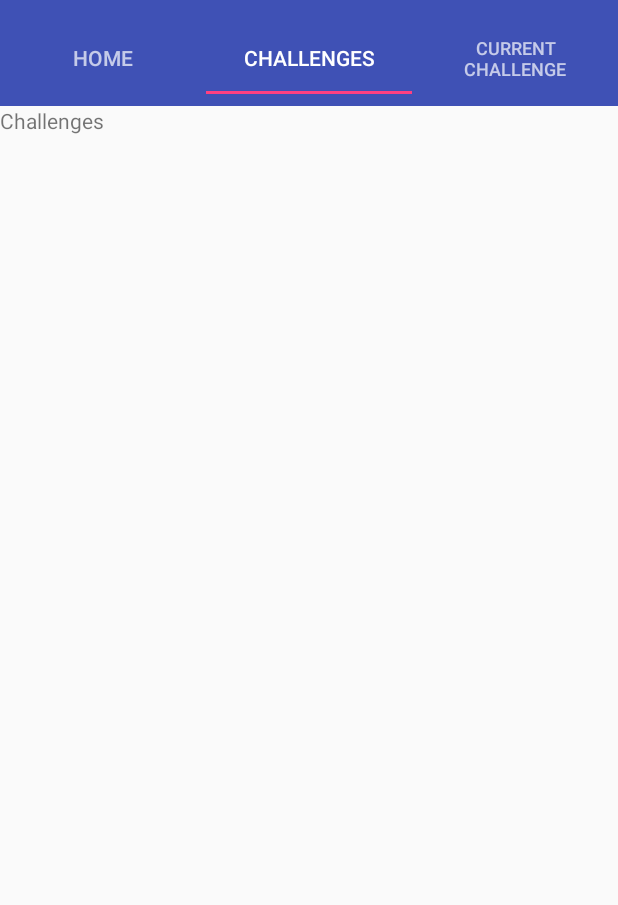
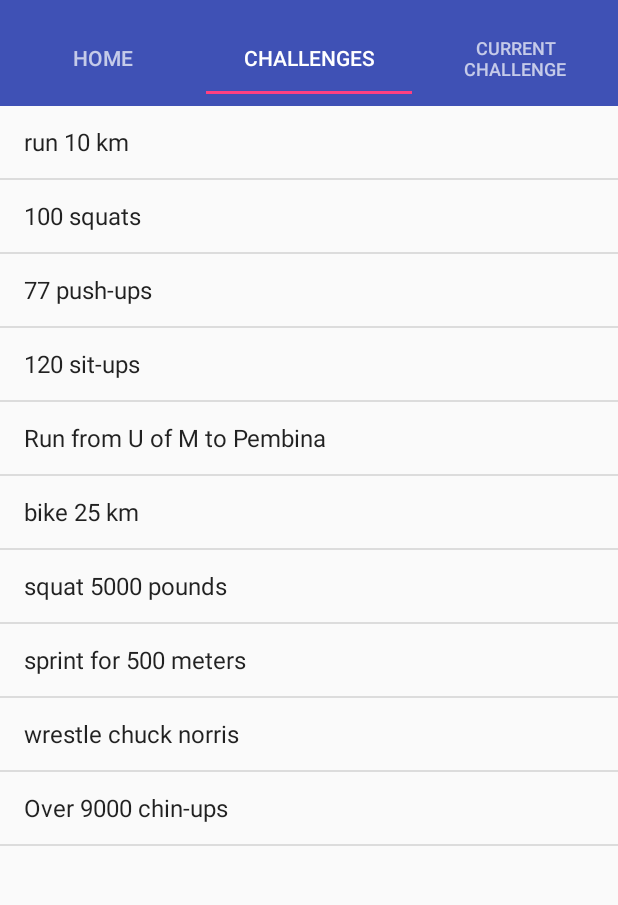
Before and after one commit to SaadBenn/Go2Fit, an Android app: the screen it shows after launch (MainActivity), tab 2 chosen, on a phone screen of 412 x 824 dp, the part 62-967 px from its top. Run offline under Robolectric (Android 15) with nearby library versions, the phone set to English and light mode, and no system bars.

Commit message:
Eddie's list of challenges commit

```diff
--- a/Go2Fit/source/app/src/main/java/comp3350/go2fit/ChallengesFragement.java
+++ b/Go2Fit/source/app/src/main/java/comp3350/go2fit/ChallengesFragement.java
@@ -6,24 +6,52 @@ import android.support.v4.app.Fragment;
 import android.view.LayoutInflater;
 import android.view.View;
 import android.view.ViewGroup;
+import android.support.design.widget.FloatingActionButton;
+import android.support.design.widget.Snackbar;
+import android.support.v7.app.AppCompatActivity;
+import android.support.v7.widget.Toolbar;
+import android.view.Menu;
+import android.view.MenuItem;
+
+import android.widget.ArrayAdapter;
+import android.widget.BaseAdapter;
+import android.widget.ListView;
+import android.widget.TextView;
+
+import java.util.ArrayList;
 
 
 /**
  * A simple {@link Fragment} subclass.
  */
-public class ChallengesFragement extends Fragment {
+public class ChallengesFragement extends Fragment
+{
+    private ChallengesModel challengesModel;
 
 
-    public ChallengesFragement() {
+    public ChallengesFragement()
+    {
         // Required empty public constructor
+        challengesModel = new ChallengesModel();
+
     }
 
+    @Override
+    public View onCreateView(LayoutInflater inflater, ViewGroup container, Bundle savedInstanceState)
+    {
+        View view = inflater.inflate(R.layout.fragment_challenges_fragement, container, false);
 
-    @Override
-    public View onCreateView(LayoutInflater inflater, ViewGroup container,
-                             Bundle savedInstanceState) {
+        ListView listView = (ListView)view.findViewById(R.id.challengesList);
+
+        ArrayAdapter<String> listViewAdapter = new ArrayAdapter<>
+        (
+            getActivity(),
+            android.R.layout.simple_list_item_1,
+            challengesModel.getChallenges()
+        );
+
+        listView.setAdapter(listViewAdapter);
         // Inflate the layout for this fragment
-        return inflater.inflate(R.layout.fragment_challenges_fragement, container, false);
+        return view;
     }
-
 }
--- a/Go2Fit/source/app/src/main/java/comp3350/go2fit/ChallengesModel.java
+++ b/Go2Fit/source/app/src/main/java/comp3350/go2fit/ChallengesModel.java
@@ -1,4 +1,55 @@
 package comp3350.go2fit;
 
-public class ChallengesModel {
+public class ChallengesModel
+{
+    private String [] challenges;
+    private String [] timeForChallenges;
+    private String [] pointsForChallenges;
+
+    public ChallengesModel()
+    {
+        this.challenges = new String[]{"run 10 km", "100 squats", "77 push-ups", "120 sit-ups", "Run from U of M to Pembina", "bike 25 km"
+                ,"squat 5000 pounds", "sprint for 500 meters", "wrestle chuck norris", "Over 9000 chin-ups"};
+
+        this.timeForChallenges = new String[]{"1 hour", "15 minutes", "10 minutes", "15 minutes", "30 minutes", "1 hour"};
+
+        this. pointsForChallenges = new String[]{"40 points", "30 points", "25 points", "25 points", "30 points", "100 points"};
+    }
+
+    public String getChallenge(int position)
+    {
+        assert(position >= 0);
+        assert(position <= challenges.length);
+
+        return this.challenges[position];
+    }
+    public String getTimeOfChallenge(int position)
+    {
+        assert(position >= 0);
+        assert(position <= timeForChallenges.length);
+
+        return this.timeForChallenges[position];
+    }
+    public String getPointsOfChallenge(int position)
+    {
+        assert(position >= 0);
+        assert(position <= pointsForChallenges.length);
+
+        return this.pointsForChallenges[position];
+    }
+
+    public String[] getChallenges()
+    {
+        return this.challenges;
+    }
+
+    public String[] getTimes()
+    {
+        return this.timeForChallenges;
+    }
+
+    public String[] getPoints()
+    {
+        return this.pointsForChallenges;
+    }
 }
--- a/Go2Fit/source/app/src/main/java/comp3350/go2fit/MainActivity.java
+++ b/Go2Fit/source/app/src/main/java/comp3350/go2fit/MainActivity.java
@@ -59,6 +59,9 @@ public class MainActivity extends AppCompatActivity {
             }
         });
 
+
+
+
     }
 
     @Override
--- a/Go2Fit/source/app/src/main/res/layout/fragment_challenges_fragement.xml
+++ b/Go2Fit/source/app/src/main/res/layout/fragment_challenges_fragement.xml
@@ -6,9 +6,11 @@
     tools:context=".ChallengesFragement">
 
     <!-- TODO: Update blank fragment layout -->
-    <TextView
-        android:layout_width="wrap_content"
-        android:layout_height="wrap_content"
-        android:text="@string/challenges" />
+
+    <ListView
+        android:layout_width="match_parent"
+        android:layout_height="match_parent"
+        android:id="@+id/challengesList">
+    </ListView>
 
 </RelativeLayout>
```
Also changed, not shown: Go2Fit/source/app/src/main/java/comp3350/go2fit/Challenge.java (+33 -1 lines), 3 other files.
